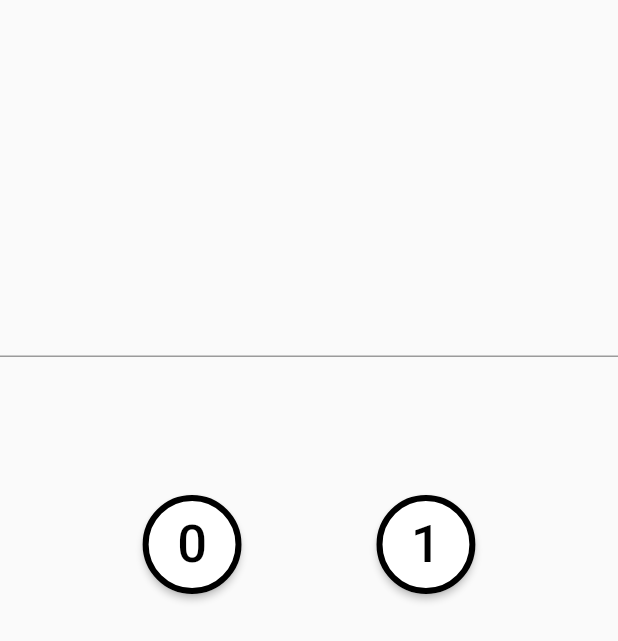
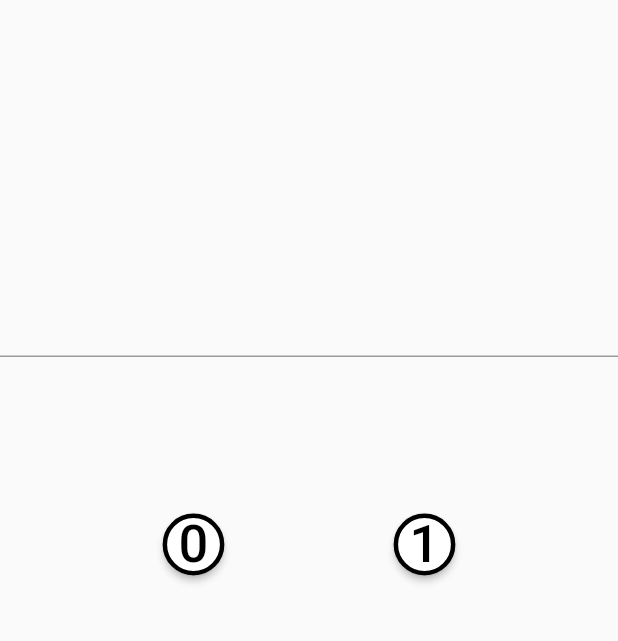
Before and after one commit to itumo-arigatone/simple_binary_converter, a Flutter app: the screen it shows after launch, on a phone screen of 412 x 824 dp. Shown: the top 641 px of the screen. Run offline on Flutter 3.47's test engine with Material 2 defaults, Android fonts, the phone set to English and light mode, and no system bars.

Commit message:
ボタンのサイズ

```diff
--- a/lib/main.dart
+++ b/lib/main.dart
@@ -94,7 +94,11 @@ class _MyHomePageState extends State<MyHomePage> {
   }
 
   ElevatedButton numButton(String num) {
-    double buttonSize = MediaQuery.of(context).size.height * 0.08;
+    Size screenSize = MediaQuery.of(context).size;
+    double height = screenSize.height * 0.72;
+    double width = screenSize.width;
+    double smaller = height > width ? width : height;
+    double buttonSize = smaller * 0.1;
     return ElevatedButton(
       child: buttonStyle(num),
       onPressed: () => _setNumber(num),
@@ -105,7 +109,7 @@ class _MyHomePageState extends State<MyHomePage> {
         shape: const CircleBorder(
           side: BorderSide(
             color: Colors.black,
-            width: 4,
+            width: 3,
             style: BorderStyle.solid,
           ),
         ),
```
